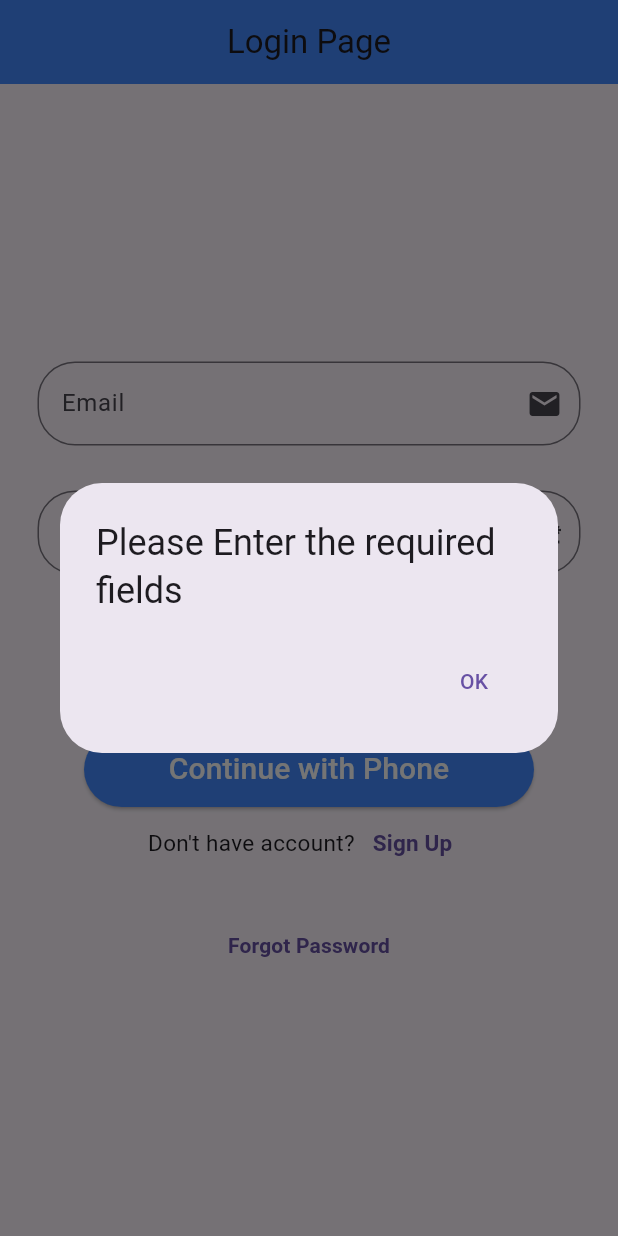
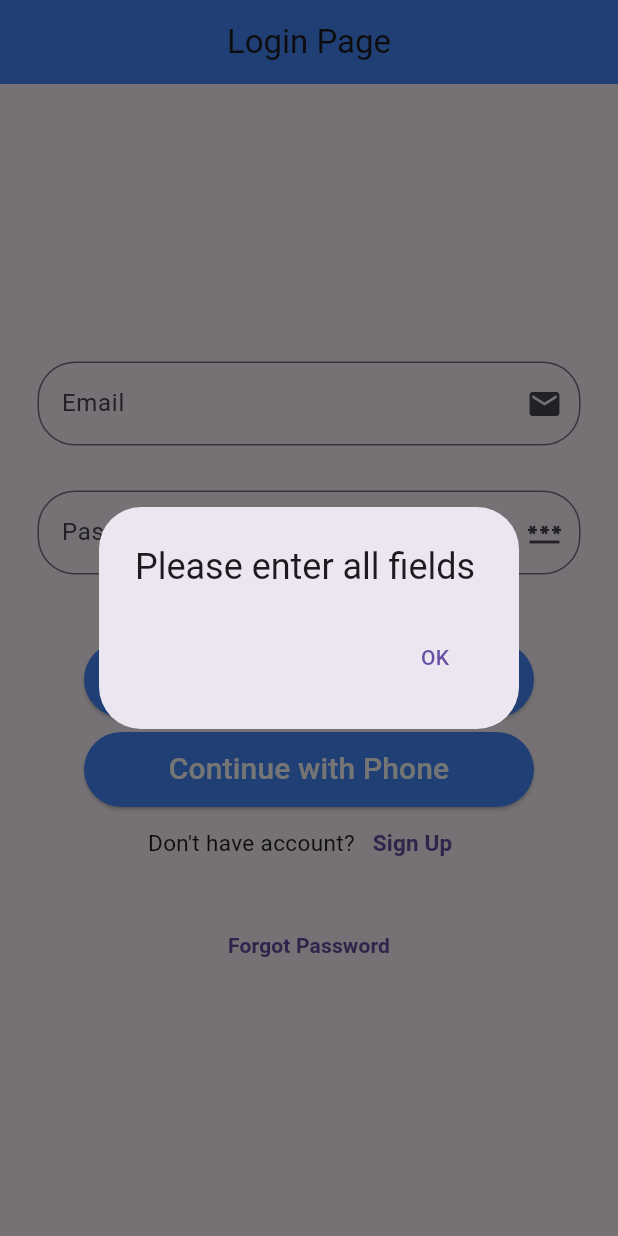
Before and after one commit to Samyog5/firebase_auth_app, a Flutter app: the screen it shows after launch, after a tap on "Login", on a phone screen of 412 x 824 dp. Run offline on Flutter 3.47's test engine with Material 3 defaults, Android fonts, the phone set to English and light mode, and no system bars; our stand-ins replace firebase_auth, firebase_core; accounts and stored records are empty.

Commit message:
final commit

```diff
--- a/lib/forgotpassword.dart
+++ b/lib/forgotpassword.dart
@@ -17,7 +17,9 @@ class _ForgotPasswordState extends State<ForgotPassword> {
       return UiHelper.CustomAlertBox(context, 'Enter an email to reset password');
     }
     else{
-      FirebaseAuth.instance.sendPasswordResetEmail(email: email);
+      FirebaseAuth.instance.sendPasswordResetEmail(email: email).then((onValue){
+        UiHelper.CustomAlertBox(context, 'Reset link has been sent successfully');
+      });
     }
   }
   @override
--- a/lib/loginpage.dart
+++ b/lib/loginpage.dart
@@ -14,59 +14,129 @@ class LoginPage extends StatefulWidget {
 }
 
 class _LoginPageState extends State<LoginPage> {
-  TextEditingController emailController = TextEditingController();
-  TextEditingController passwordController = TextEditingController();
+  final TextEditingController emailController = TextEditingController();
+  final TextEditingController passwordController = TextEditingController();
 
-  login(String email, String password) async{
-    if(email.isEmpty && password.isEmpty){
-      return UiHelper.CustomAlertBox(context, 'Please Enter the required fields');
-    }else{
-      UserCredential? userCredential;
-      try{
-        userCredential = await FirebaseAuth.instance.signInWithEmailAndPassword(email: email, password: password).then((value) => Navigator.push(context, MaterialPageRoute(builder: (context) => MyHomePage(title: 'Welcome Back'),),),);
-      }
-      on FirebaseAuthException catch(ex){
-        return UiHelper.CustomAlertBox(context, ex.code.toString());
-      }
+  @override
+  void dispose() {
+    emailController.dispose();
+    passwordController.dispose();
+    super.dispose();
+  }
+
+  Future<void> login(String email, String password) async {
+    if (email.isEmpty || password.isEmpty) {
+      UiHelper.CustomAlertBox(context, 'Please enter all fields');
+      return;
     }
 
+    try {
+      await FirebaseAuth.instance.signInWithEmailAndPassword(
+        email: email,
+        password: password,
+      );
+
+      if (!mounted) return;
+
+      Navigator.pushReplacement(
+        context,
+        MaterialPageRoute(
+          builder: (_) => MyHomePage(title: 'Welcome Back'),
+        ),
+      );
+    } on FirebaseAuthException catch (e) {
+      if (!mounted) return;
+      UiHelper.CustomAlertBox(context, e.code);
+    }
   }
+
   @override
   Widget build(BuildContext context) {
     return Scaffold(
       appBar: AppBar(
-        title: Text('Login Page'),
+        title: const Text('Login Page'),
         centerTitle: true,
         backgroundColor: Colors.blueAccent,
       ),
       body: Column(
         mainAxisAlignment: MainAxisAlignment.center,
         children: [
-          UiHelper.CustomTextField(emailController, "Email", Icons.mail, false),
-          UiHelper.CustomTextField(passwordController, 'Password', Icons.password, true),
-          SizedBox(height: 30,),
-          UiHelper.CustomButton((){
-            login(emailController.text.toString(), passwordController.text.toString());
-          }, 'Login'),
-          SizedBox(height: 10,),
-          UiHelper.CustomButton(() {
-            Navigator.push(context, MaterialPageRoute(builder: (context) => PhoneAuthPage()));
-          }, 'Continue with Phone'),
+          UiHelper.CustomTextField(
+            emailController,
+            "Email",
+            Icons.mail,
+            false,
+          ),
+          UiHelper.CustomTextField(
+            passwordController,
+            'Password',
+            Icons.password,
+            true,
+          ),
+          const SizedBox(height: 30),
+          UiHelper.CustomButton(
+            () {
+              login(
+                emailController.text.trim(),
+                passwordController.text.trim(),
+              );
+            },
+            'Login',
+          ),
+          const SizedBox(height: 10),
+          UiHelper.CustomButton(
+            () {
+              Navigator.push(
+                context,
+                MaterialPageRoute(
+                  builder: (_) => PhoneAuthPage(),
+                ),
+              );
+            },
+            'Continue with Phone',
+          ),
           Row(
             mainAxisAlignment: MainAxisAlignment.center,
             children: [
-              Text('Don\'t have account?', style: TextStyle(fontSize: 15),),
-              TextButton(onPressed: (){
-                Navigator.push(context, MaterialPageRoute(builder: (context) => SIgnupPage()));
-              }, child: Text('Sign Up',style: TextStyle(fontSize: 15, fontWeight: FontWeight.bold),))
+              const Text(
+                'Don\'t have account?',
+                style: TextStyle(fontSize: 15),
+              ),
+              TextButton(
+                onPressed: () {
+                  Navigator.push(
+                    context,
+                    MaterialPageRoute(
+                      builder: (_) => SIgnupPage(),
+                    ),
+                  );
+                },
+                child: const Text(
+                  'Sign Up',
+                  style: TextStyle(
+                    fontSize: 15,
+                    fontWeight: FontWeight.bold,
+                  ),
+                ),
+              ),
             ],
           ),
-          SizedBox(height: 20,),
-          TextButton(onPressed: (){
-            Navigator.push(context, MaterialPageRoute(builder: (context) => ForgotPassword()));
-          }, child: Text('Forgot Password', style: TextStyle(fontWeight: FontWeight.bold),) )
+          const SizedBox(height: 20),
+          TextButton(
+            onPressed: () {
+              Navigator.push(
+                context,
+                MaterialPageRoute(
+                  builder: (_) => ForgotPassword(),
+                ),
+              );
+            },
+            child: const Text(
+              'Forgot Password',
+              style: TextStyle(fontWeight: FontWeight.bold),
+            ),
+          ),
         ],
-
       ),
     );
   }
```
Also changed, not shown: lib/main.dart (+7 -16 lines), lib/otpscreen.dart (+49 -21 lines), lib/phoneauthpage.dart (+50 -20 lines).
